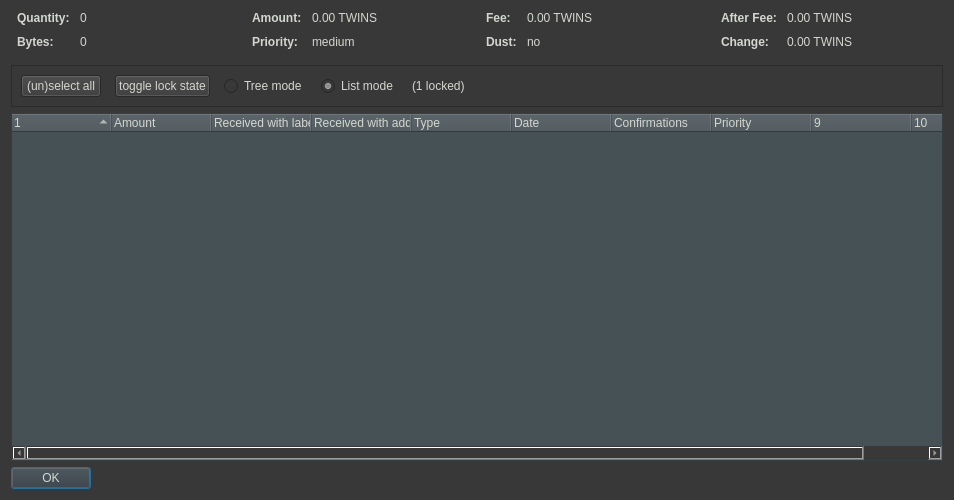
NewCapital/TWINS-Core, file src/qt/forms/coincontroldialog.ui: the form before one commit.
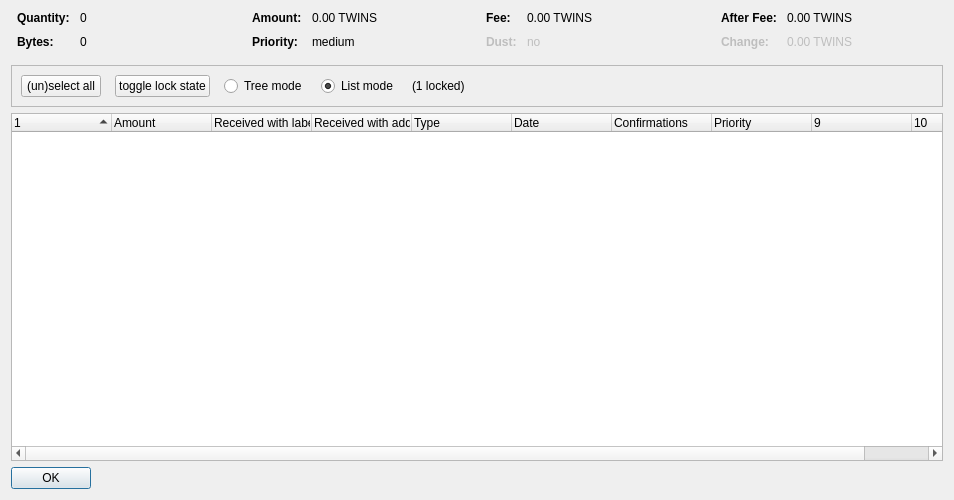
The form after the commit. Custom widgets are drawn as their Qt base class.

Diff of the .ui file:
```diff
--- a/src/qt/forms/coincontroldialog.ui
+++ b/src/qt/forms/coincontroldialog.ui
@@ -13,10 +13,6 @@
   <property name="windowTitle">
    <string>Coin Selection</string>
   </property>
-  <property name="styleSheet">
-   <string notr="true">background-color:rgb(56, 56, 56);
-color:rgb(211, 215, 207);</string>
-  </property>
   <layout class="QVBoxLayout" name="verticalLayout">
    <item>
     <layout class="QHBoxLayout" name="horizontalLayoutTop" stretch="0,0,0,0">
@@ -447,10 +443,6 @@
      <property name="contextMenuPolicy">
       <enum>Qt::CustomContextMenu</enum>
      </property>
-     <property name="styleSheet">
-      <string notr="true">background-color:rgb(70, 81, 86);
-color:rgb(211, 215, 207);</string>
-     </property>
      <property name="sortingEnabled">
       <bool>false</bool>
      </property>
```
